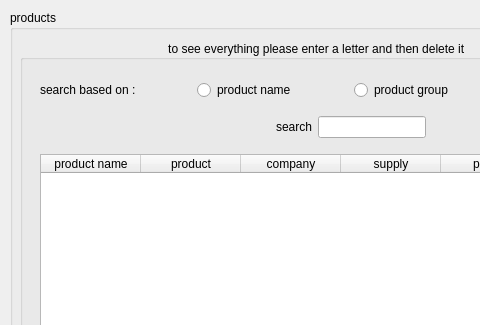
Old version of the form asearchg.ui in the repository melika-ag8/finalfoof; both pictures show x 0 to 480 and y 0 to 325 of the 700 by 600 pixel window.
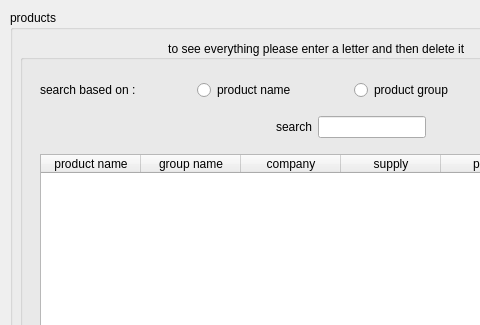
New version of the form. Icons and pictures are not drawn.

```diff
--- a/asearchg.ui
+++ b/asearchg.ui
@@ -260,7 +260,7 @@
                 </column>
                 <column>
                  <property name="text">
-                  <string>product</string>
+                  <string>group name</string>
                  </property>
                 </column>
                 <column>
```
